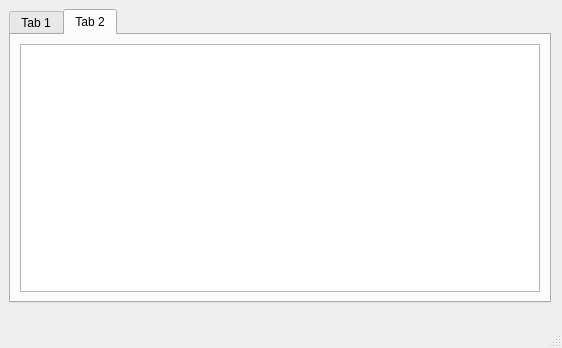
josharaedwards/CS1C-Project-2, file BulkClub/mainwindow.ui: the form before one commit.
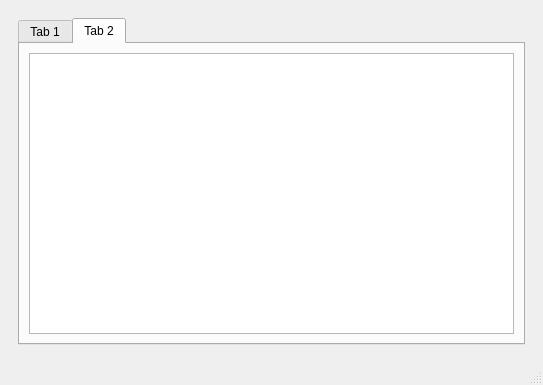
The form after the commit. The open tabs and pages were chosen to show the change.

Commit message: fixed layout resizing issue

The edit to the form file:
```diff
--- a/BulkClub/mainwindow.ui
+++ b/BulkClub/mainwindow.ui
@@ -6,8 +6,8 @@
    <rect>
     <x>0</x>
     <y>0</y>
-    <width>562</width>
-    <height>348</height>
+    <width>543</width>
+    <height>385</height>
    </rect>
   </property>
   <property name="windowTitle">
@@ -21,15 +21,9 @@
        <number>1</number>
       </property>
       <widget class="QWidget" name="page">
+       <layout class="QGridLayout" name="gridLayout_4">
+        <item row="0" column="0">
        <widget class="QTabWidget" name="tabWidget">
-        <property name="geometry">
-         <rect>
-          <x>0</x>
-          <y>0</y>
-          <width>542</width>
-          <height>294</height>
-         </rect>
-        </property>
         <property name="currentIndex">
          <number>1</number>
         </property>
@@ -58,6 +52,8 @@
          </layout>
         </widget>
        </widget>
+        </item>
+       </layout>
       </widget>
       <widget class="QWidget" name="page_2">
        <widget class="QLabel" name="labelPassword">
```
Left out of the diff: 2 changed lines with no effect on the pictures. Lines whose indentation alone changed are shown as unchanged.
